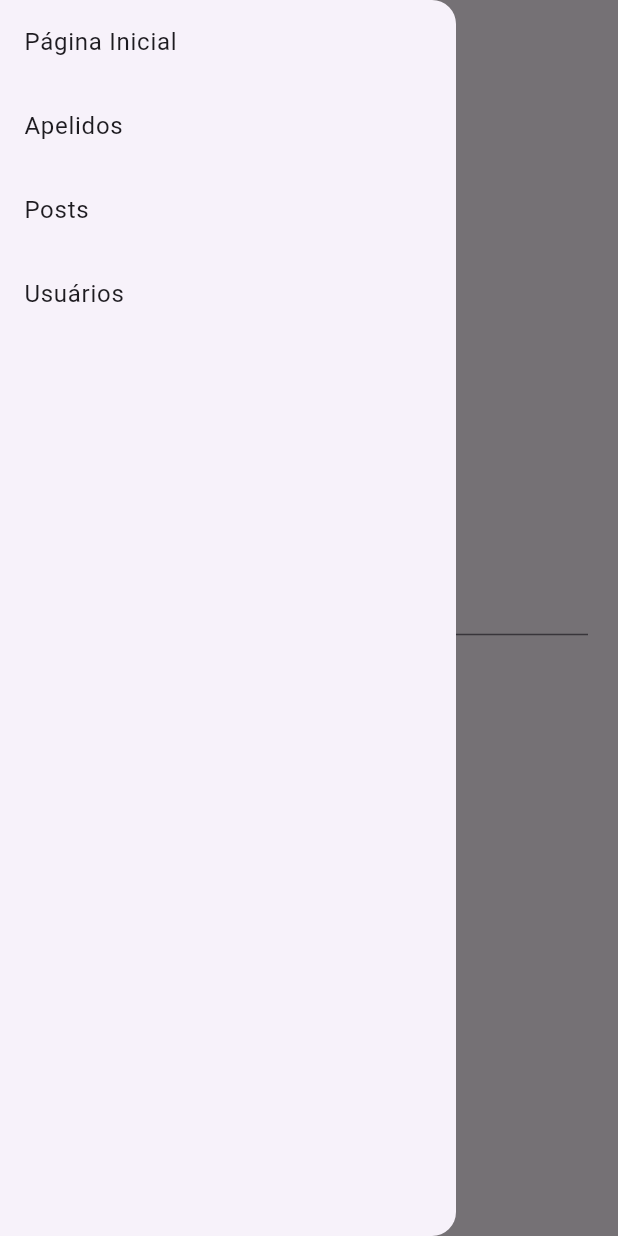
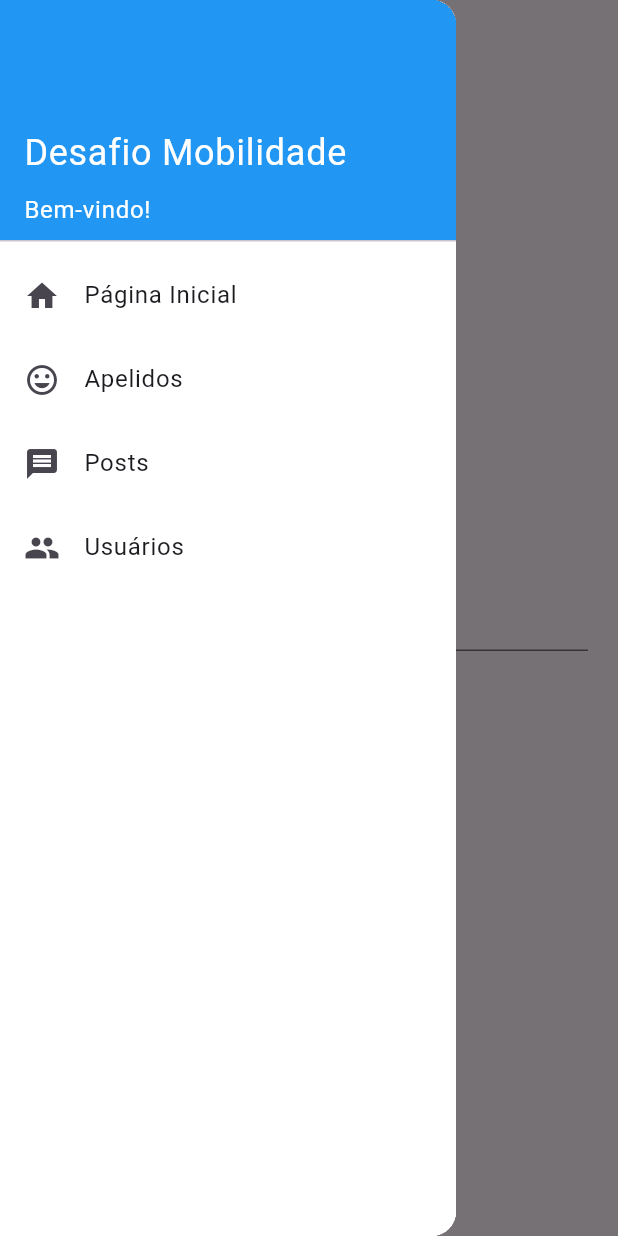
Before and after one commit to tsmendonca/desafio, a Flutter app: the screen it shows after launch, with the side drawer open, on a phone screen of 412 x 824 dp. Run offline on Flutter 3.47's test engine with Material 3 defaults, Android fonts, the phone set to English and light mode, and no system bars; our stand-ins replace uni_links; missing offline and left inert: mysql1.

Commit message:
Versão Final Desafio

```diff
--- a/lib/main.dart
+++ b/lib/main.dart
@@ -125,13 +125,15 @@ class _HomePageState extends State<HomePage> {
 
 
 
-  @override
+    @override
   Widget build(BuildContext context) {
     return Scaffold(
       appBar: AppBar(
         title: Text('Página Inicial'),
       ),
-      drawer: MenuScreen(),
+      drawer: Drawer(
+        child: MenuScreen(),
+      ),
       body: Padding(
         padding: const EdgeInsets.all(20.0),
         child: Column(
@@ -154,12 +156,17 @@ class _HomePageState extends State<HomePage> {
               child: Text('Salvar'),
             ),
             SizedBox(height: 20),
-            Text(_validationMessage),
+            if (_validationMessage.isNotEmpty)
+              Text(
+                _validationMessage,
+                style: TextStyle(color: Color.fromARGB(255, 27, 147, 239)),
+              ),
           ],
         ),
       ),
     );
   }
 
+
   initUniLinks() {}
 }
--- a/lib/screen/menu.dart
+++ b/lib/screen/menu.dart
@@ -1,38 +1,82 @@
-
 import 'package:flutter/material.dart';
 
 class MenuScreen extends StatelessWidget {
   @override
   Widget build(BuildContext context) {
     return Drawer(
+      child: Container(
+        color: Colors.white,
         child: ListView(
+          padding: EdgeInsets.zero,
           children: <Widget>[
-          ListTile(
-            title: Text('Página Inicial'),
+            DrawerHeader(
+              decoration: BoxDecoration(
+                color: Colors.blue,
+              ),
+              child: Column(
+                crossAxisAlignment: CrossAxisAlignment.start,
+                mainAxisAlignment: MainAxisAlignment.end,
+                children: <Widget>[
+                  Text(
+                    'Desafio Mobilidade',
+                    style: TextStyle(
+                      color: Colors.white,
+                      fontSize: 24,
+                    ),
+                  ),
+                  SizedBox(height: 8),
+                  Text(
+                    'Bem-vindo!',
+                    style: TextStyle(
+                      color: Colors.white,
+                      fontSize: 16,
+                    ),
+                  ),
+                ],
+              ),
+            ),
+            buildMenuItem(
+              icon: Icons.home,
+              text: 'Página Inicial',
               onTap: () {
                 Navigator.popUntil(context, ModalRoute.withName('/'));
               },
             ),
-          ListTile(
-            title: Text('Apelidos'),
+            buildMenuItem(
+              icon: Icons.tag_faces,
+              text: 'Apelidos',
               onTap: () {
                 Navigator.pushNamed(context, '/screen/apelidos');
               },
             ),
-          ListTile(
-            title: Text('Posts'),
+            buildMenuItem(
+              icon: Icons.message,
+              text: 'Posts',
               onTap: () {
                 Navigator.pushNamed(context, '/screen/posts');
               },
             ),
-          ListTile(
-            title: Text('Usuários'),
+            buildMenuItem(
+              icon: Icons.people,
+              text: 'Usuários',
               onTap: () {
                 Navigator.pushNamed(context, '/screen/usuarios');
               },
             ),
           ],
         ),
+      ),
+    );
+  }
+
+  Widget buildMenuItem({IconData? icon, String? text, VoidCallback? onTap}) {
+    return ListTile(
+      leading: Icon(icon),
+      title: Text(
+        text ?? '', // Se text for nulo, utiliza uma string vazia
+        style: TextStyle(fontSize: 16),
+      ),
+      onTap: onTap ?? () {}, // Se onTap for nulo, utiliza uma função vazia
     );
   }
 }
```
Also changed, not shown: lib/screen/apelidos.dart (+18 -2 lines), lib/screen/posts.dart (+22 -4 lines), lib/screen/usuarios.dart (+12 -6 lines), 1 other file. Lines whose indentation alone changed are shown as unchanged.
